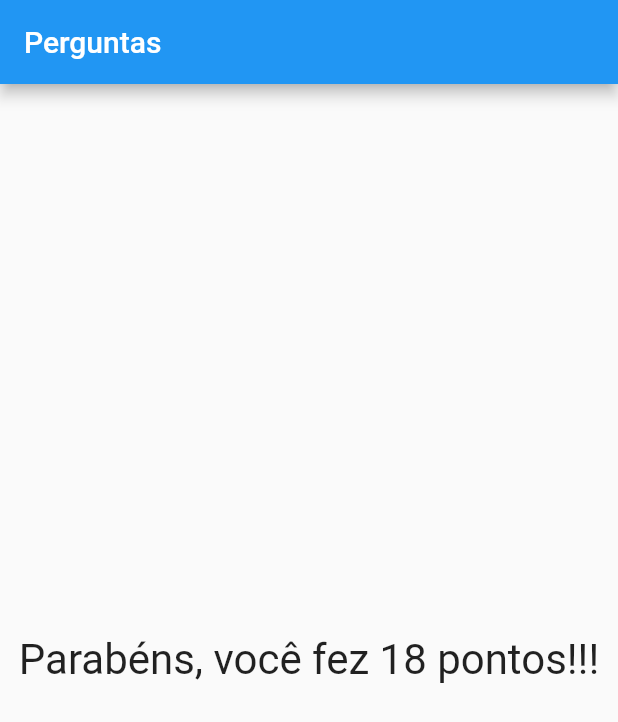
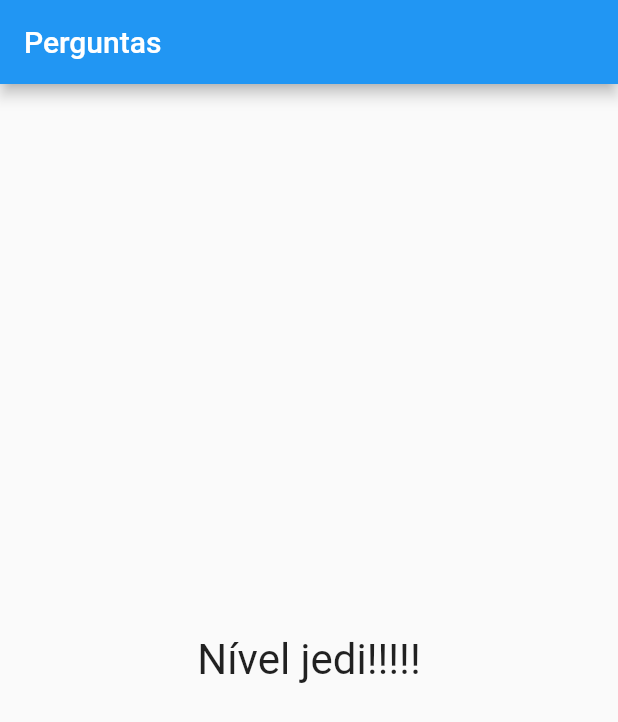
Before and after one commit to MarckVinny/CursoFlutter, a Flutter app: the screen it shows after launch, after a tap on "Preto", after a tap on "Cobra", after a tap on "João", on a phone screen of 412 x 824 dp. Shown: the top 722 px of the screen. Run offline on Flutter 3.47's test engine with Material 2 defaults, Android fonts, the phone set to English and light mode, and no system bars.

Commit message:
Modificando a tela de Resultado, com resultados condicionais.

```diff
--- a/lib/main.dart
+++ b/lib/main.dart
@@ -80,7 +80,7 @@
                 perguntaSelecionada: _perguntaSelecionada,
                 quandoResponder: _responder,
               )
-            : Resultado('Parabéns, você fez $_pontuacaoTotal pontos!!!'),
+            : Resultado(_pontuacaoTotal),
       ),
     );
   }
--- a/lib/resultado.dart
+++ b/lib/resultado.dart
@@ -1,15 +1,27 @@
 import 'package:flutter/material.dart';
 
 class Resultado extends StatelessWidget {
-  final String texto;
+  final int pontuacao;
 
-  Resultado(this.texto);
+  Resultado(this.pontuacao);
+
+  String get fraseResposta {
+    if (pontuacao < 8) {
+      return 'Parabéns!';
+    } else if (pontuacao < 12) {
+      return 'Você é bom!';
+    } else if (pontuacao < 16) {
+      return 'Impressionante!!!';
+    } else {
+      return 'Nível jedi!!!!!';
+    }
+  }
 
   @override
   Widget build(BuildContext context) {
     return Center(
         child: Text(
-      texto,
+      fraseResposta,
       style: const TextStyle(fontSize: 28),
     ));
   }
```
